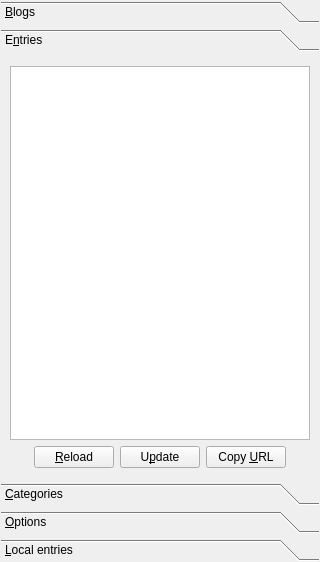
Before: the Qt Designer form src/toolboxbase.ui in mtux/bilbo, drawn with Qt 5.
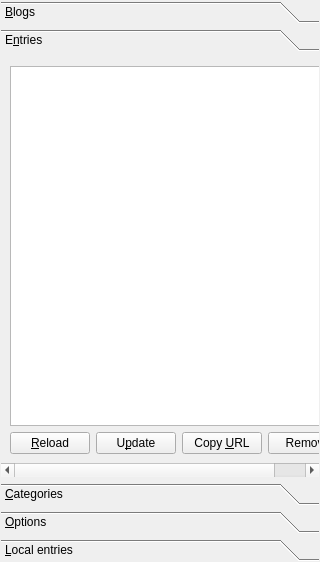
After: the same form once the commit is applied. The open tabs and pages were chosen to show the change. Custom widgets are drawn as their Qt base class.

Patch:
```diff
--- a/src/toolboxbase.ui
+++ b/src/toolboxbase.ui
@@ -157,8 +157,8 @@
          <rect>
           <x>0</x>
           <y>0</y>
-          <width>306</width>
-          <height>403</height>
+          <width>346</width>
+          <height>386</height>
          </rect>
         </property>
         <attribute name="label" >
@@ -231,6 +231,13 @@
              </property>
             </widget>
            </item>
+           <item>
+            <widget class="KPushButton" name="btnEntriesRemove" >
+             <property name="text" >
+              <string>Remove</string>
+             </property>
+            </widget>
+           </item>
            <item>
             <spacer name="horizontalSpacer_4" >
              <property name="orientation" >
```
